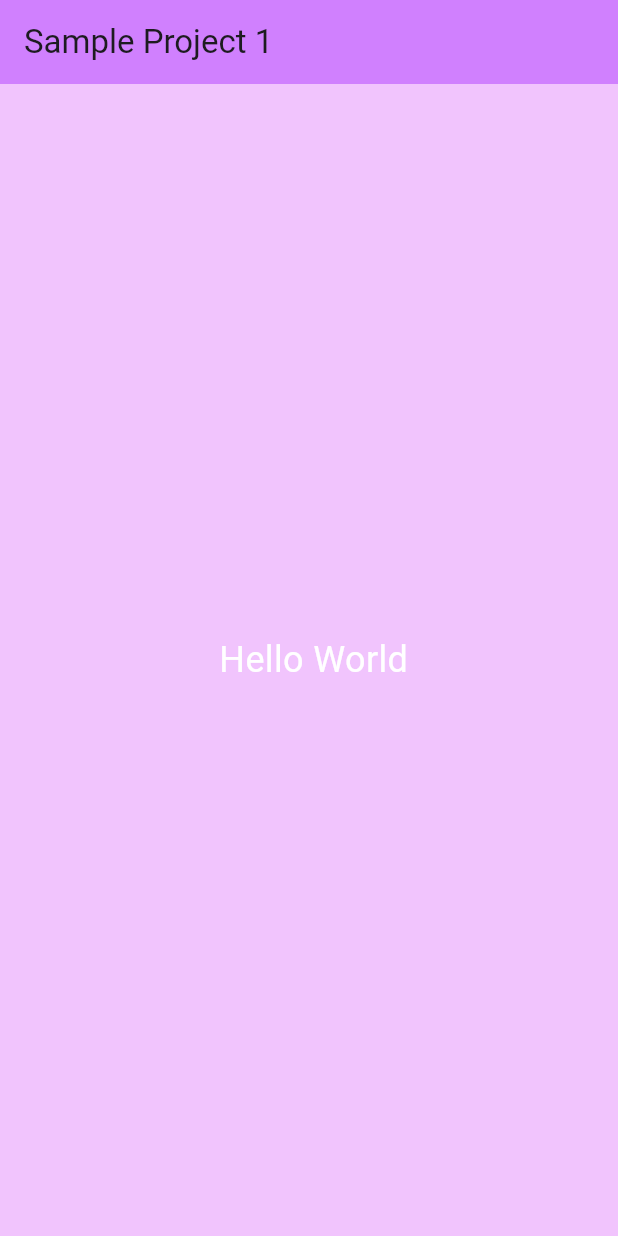
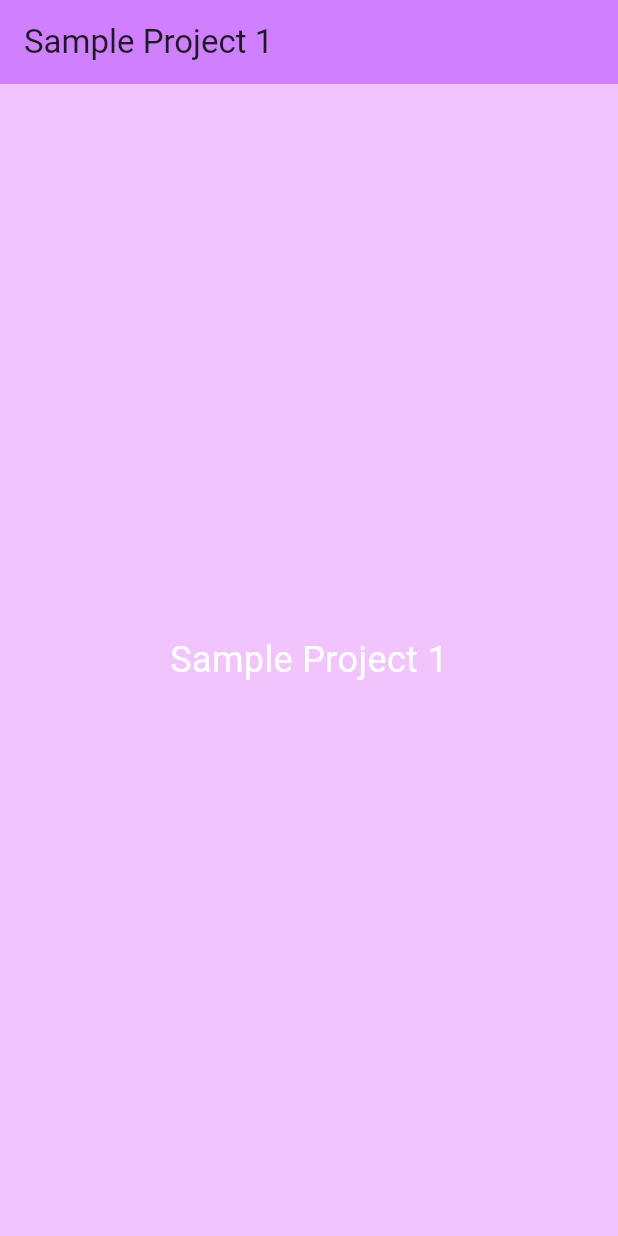
Before and after one commit to Liyo08/Flutter-Sample-Project-1, a Flutter app: the screen it shows after launch, on a phone screen of 412 x 824 dp. Run offline on Flutter 3.47's test engine with Material 3 defaults, Android fonts, the light colour scheme and no system bars.

Commit message:
Text edited

```diff
--- a/lib/main.dart
+++ b/lib/main.dart
@@ -30,7 +30,7 @@ class HomeScreen extends StatelessWidget {
       ),
       body: SafeArea(
           child: Center(
-        child: Text(' Hello World',
+        child: Text(' Sample Project 1 ',
             style: TextStyle(
                 fontSize: 24, color: const Color.fromARGB(255, 255, 255, 255))),
       )),
```
